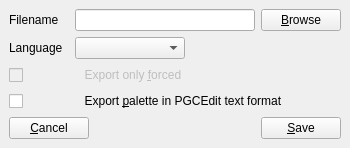
Before: the Qt Designer form src/exportdialog.ui in amichaelt/BDSup2SubPlusPlus, drawn with Qt 5.
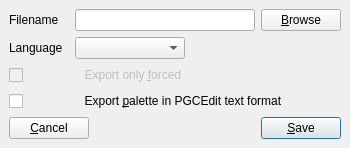
After: the same form once the commit is applied.

Commit message: Fix palette writing code for PGC Edit and detection of valid palette file from CLI.  Add complimentary "--no" prefixed options for export palette, fix invisible frames and verbatim output so that they can be used to overwrite any settings from the INI file.  Also added default buttons to the various dialogs.

What changed in the file:
```diff
--- a/src/exportdialog.ui
+++ b/src/exportdialog.ui
@@ -188,6 +188,9 @@
        <property name="autoDefault">
         <bool>false</bool>
        </property>
+       <property name="default">
+        <bool>true</bool>
+       </property>
       </widget>
      </item>
     </layout>
```
Left out of the diff: 9 changed lines with no effect on the pictures. The commit also changes 11 other files.
